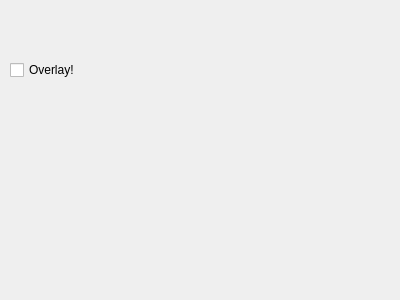
The window that Qt_Overlay/Overlay/mainwindow.ui (FeelMySkin/OverlayJoystick) describes before a commit, drawn with Qt 5.
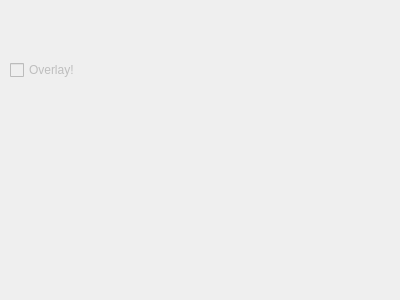
The same window after the commit.

Diff of the .ui file:
```diff
--- a/Qt_Overlay/Overlay/mainwindow.ui
+++ b/Qt_Overlay/Overlay/mainwindow.ui
@@ -2,6 +2,9 @@
 <ui version="4.0">
  <class>MainWindow</class>
  <widget class="QMainWindow" name="MainWindow">
+  <property name="enabled">
+   <bool>false</bool>
+  </property>
   <property name="geometry">
    <rect>
     <x>0</x>
```
